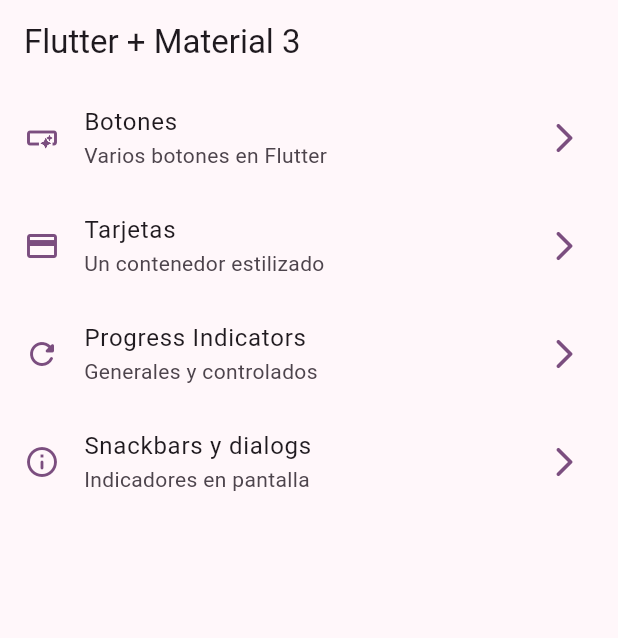
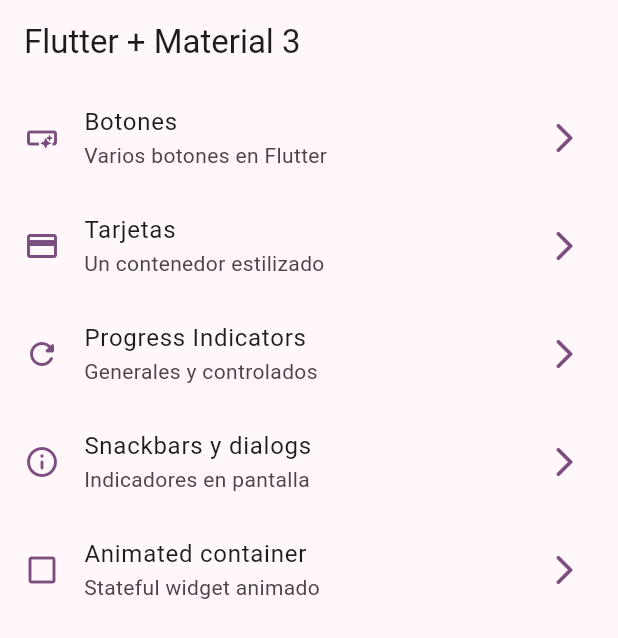
Before and after one commit to CUBILLOSCRISTIAN/widgets_app, a Flutter app: the screen it shows after launch, on a phone screen of 412 x 824 dp. Shown: the top 638 px of the screen. Run offline on Flutter 3.47's test engine with Material 3 defaults, Android fonts, the phone set to English and light mode, and no system bars; our stand-ins replace go_router.

```diff
--- a/lib/config/menu/menu_items.dart
+++ b/lib/config/menu/menu_items.dart
@@ -38,4 +38,9 @@ const appMenuItems = <MenuItem>[
     link: '/snackbars',
     icon: Icons.info_outline_rounded,
   ),
+  MenuItem(
+      title: 'Animated container',
+      subTitle: 'Stateful widget animado',
+      link: '/animated',
+      icon: Icons.check_box_outline_blank),
 ];
--- a/lib/config/router/app_router.dart
+++ b/lib/config/router/app_router.dart
@@ -30,5 +30,10 @@ final appRouter = GoRouter(
       name: SnackbarScreen.name,
       builder: (context, state) => const SnackbarScreen(),
     ),
+    GoRoute(
+      path: '/animated',
+      name: AnimatedScreen.name,
+      builder: (context, state) => const AnimatedScreen(),
+    ),
   ],
 );
```
Also changed, not shown: lib/presentation/screens/animated/animated_screen.dart (+46 -2 lines).
